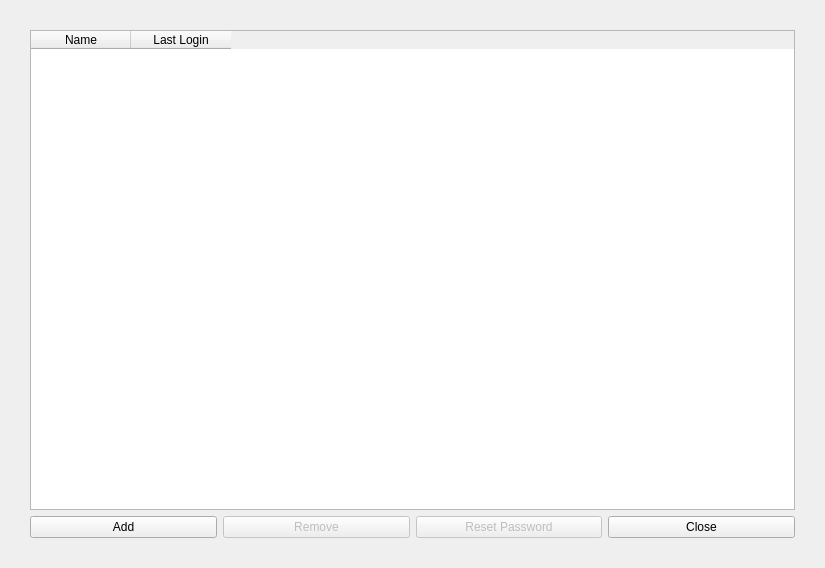
Before: the Qt Designer form api/interface/qt/QUserListDialog.ui in patrickdemond/Alder, drawn with Qt 5.
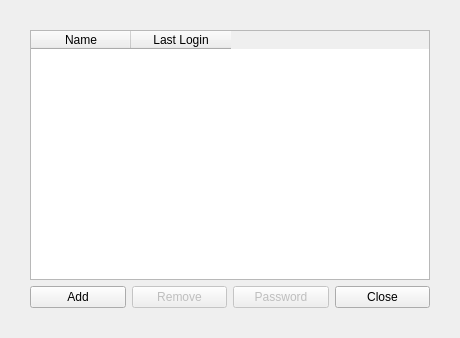
After: the same form once the commit is applied.

Commit message: Tweaking user list dialog

```diff
--- a/api/interface/qt/QUserListDialog.ui
+++ b/api/interface/qt/QUserListDialog.ui
@@ -6,8 +6,8 @@
    <rect>
     <x>0</x>
     <y>0</y>
-    <width>825</width>
-    <height>568</height>
+    <width>460</width>
+    <height>338</height>
    </rect>
   </property>
   <property name="windowTitle">
@@ -21,7 +21,7 @@
     <widget class="QTableWidget" name="userTableWidget">
      <property name="minimumSize">
       <size>
-       <width>741</width>
+       <width>400</width>
        <height>0</height>
       </size>
      </property>
@@ -65,7 +65,7 @@
         <bool>false</bool>
        </property>
        <property name="text">
-        <string>Reset Password</string>
+        <string>Password</string>
        </property>
       </widget>
      </item>
```
The commit also changes 4 other files.
